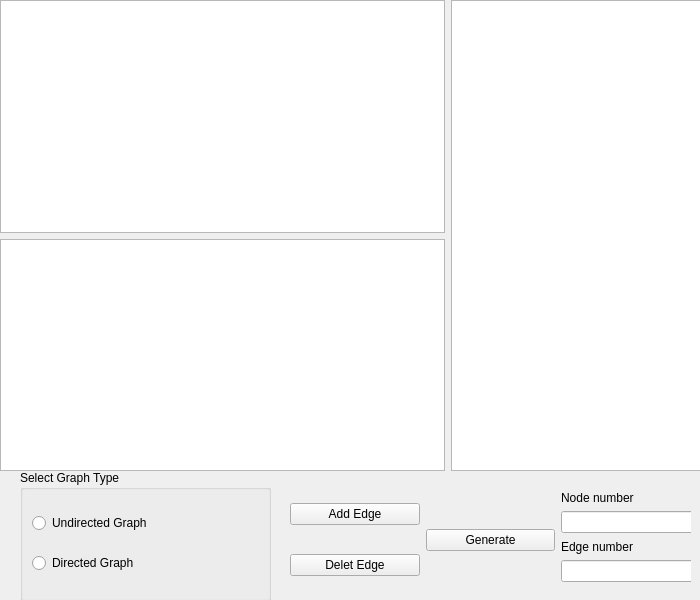
Old version of the form generator_ui.ui in the repository KrowFeather/Graph_Generator.
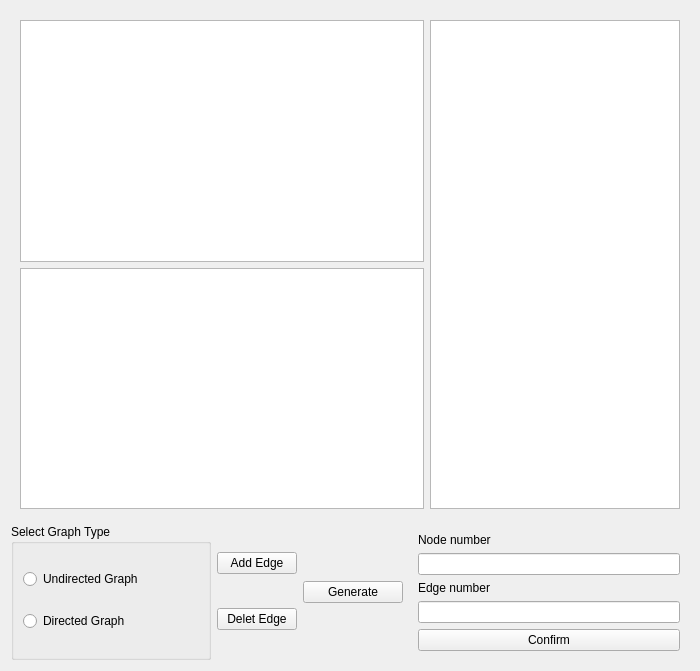
New version of the form.

```diff
--- a/generator_ui.ui
+++ b/generator_ui.ui
@@ -7,7 +7,7 @@
     <x>0</x>
     <y>0</y>
     <width>700</width>
-    <height>600</height>
+    <height>671</height>
    </rect>
   </property>
   <property name="minimumSize">
@@ -18,21 +18,59 @@
   </property>
   <property name="maximumSize">
    <size>
-    <width>700</width>
-    <height>600</height>
+    <width>14214</width>
+    <height>135135</height>
    </size>
   </property>
   <property name="windowTitle">
    <string>Form</string>
   </property>
+  <layout class="QVBoxLayout" name="verticalLayout_5">
+   <item>
+    <widget class="QWidget" name="widget" native="true">
+     <layout class="QHBoxLayout" name="horizontalLayout_3">
+      <item>
+       <layout class="QHBoxLayout" name="horizontalLayout_2">
+        <item>
+         <layout class="QVBoxLayout" name="verticalLayout_2">
+          <item>
+           <widget class="QGraphicsView" name="graphicsView"/>
+          </item>
+          <item>
+           <widget class="QTableWidget" name="tableWidget"/>
+          </item>
+         </layout>
+        </item>
+        <item>
+         <widget class="QTableWidget" name="edgelistframe">
+          <property name="maximumSize">
+           <size>
+            <width>250</width>
+            <height>16777215</height>
+           </size>
+          </property>
+         </widget>
+        </item>
+       </layout>
+      </item>
+     </layout>
+    </widget>
+   </item>
+   <item>
+    <layout class="QHBoxLayout" name="horizontalLayout_5">
+     <item>
   <widget class="QGroupBox" name="groupBox">
-   <property name="geometry">
-    <rect>
-     <x>20</x>
-     <y>470</y>
-     <width>251</width>
-     <height>131</height>
-    </rect>
+       <property name="minimumSize">
+        <size>
+         <width>200</width>
+         <height>2</height>
+        </size>
+       </property>
+       <property name="maximumSize">
+        <size>
+         <width>200</width>
+         <height>16777215</height>
+        </size>
    </property>
    <property name="title">
     <string>Select Graph Type</string>
@@ -58,56 +96,19 @@
     </item>
    </layout>
   </widget>
-  <widget class="QWidget" name="widget" native="true">
-   <property name="geometry">
-    <rect>
-     <x>0</x>
-     <y>0</y>
-     <width>701</width>
-     <height>471</height>
-    </rect>
-   </property>
-   <layout class="QHBoxLayout" name="horizontalLayout_3">
-    <item>
-     <layout class="QHBoxLayout" name="horizontalLayout_2">
-      <item>
-       <layout class="QVBoxLayout" name="verticalLayout_2">
-        <item>
-         <widget class="QGraphicsView" name="graphicsView"/>
         </item>
         <item>
-         <widget class="QTableWidget" name="tableWidget"/>
-        </item>
-       </layout>
-      </item>
-      <item>
-       <widget class="QTableWidget" name="edgelistframe">
-        <property name="maximumSize">
-         <size>
-          <width>250</width>
-          <height>16777215</height>
-         </size>
-        </property>
-       </widget>
-      </item>
-     </layout>
-    </item>
-   </layout>
-  </widget>
-  <widget class="QWidget" name="layoutWidget">
-   <property name="geometry">
-    <rect>
-     <x>290</x>
-     <y>480</y>
-     <width>401</width>
-     <height>121</height>
-    </rect>
-   </property>
    <layout class="QHBoxLayout" name="horizontalLayout_4">
     <item>
      <layout class="QVBoxLayout" name="verticalLayout_3">
       <item>
        <widget class="QPushButton" name="btn_addEdge">
+           <property name="maximumSize">
+            <size>
+             <width>100</width>
+             <height>16777215</height>
+            </size>
+           </property>
         <property name="text">
          <string>Add Edge</string>
         </property>
@@ -115,6 +116,12 @@
       </item>
       <item>
        <widget class="QPushButton" name="btn_delEdge">
+           <property name="maximumSize">
+            <size>
+             <width>100</width>
+             <height>16777215</height>
+            </size>
+           </property>
         <property name="text">
          <string>Delet Edge</string>
         </property>
@@ -124,6 +131,18 @@
     </item>
     <item>
      <widget class="QPushButton" name="btn_generate">
+         <property name="minimumSize">
+          <size>
+           <width>100</width>
+           <height>0</height>
+          </size>
+         </property>
+         <property name="maximumSize">
+          <size>
+           <width>100</width>
+           <height>16777215</height>
+          </size>
+         </property>
       <property name="text">
        <string>Generate</string>
       </property>
@@ -131,15 +150,6 @@
     </item>
     <item>
      <widget class="QWidget" name="widget_2" native="true">
-      <widget class="QWidget" name="">
-       <property name="geometry">
-        <rect>
-         <x>0</x>
-         <y>10</y>
-         <width>134</width>
-         <height>92</height>
-        </rect>
-       </property>
        <layout class="QVBoxLayout" name="verticalLayout_4">
         <item>
          <widget class="QLabel" name="label_2">
@@ -161,12 +171,25 @@
         <item>
          <widget class="QLineEdit" name="edge_num"/>
         </item>
-       </layout>
-      </widget>
-     </widget>
-    </item>
-   </layout>
-  </widget>
+          <item>
+           <layout class="QHBoxLayout" name="horizontalLayout_6">
+            <item>
+             <widget class="QPushButton" name="btn_confirm">
+              <property name="text">
+               <string>Confirm</string>
+              </property>
+             </widget>
+            </item>
+           </layout>
+          </item>
+         </layout>
+        </widget>
+       </item>
+      </layout>
+     </item>
+    </layout>
+   </item>
+  </layout>
  </widget>
  <resources/>
  <connections/>
```
Lines whose indentation alone changed are shown as unchanged.
